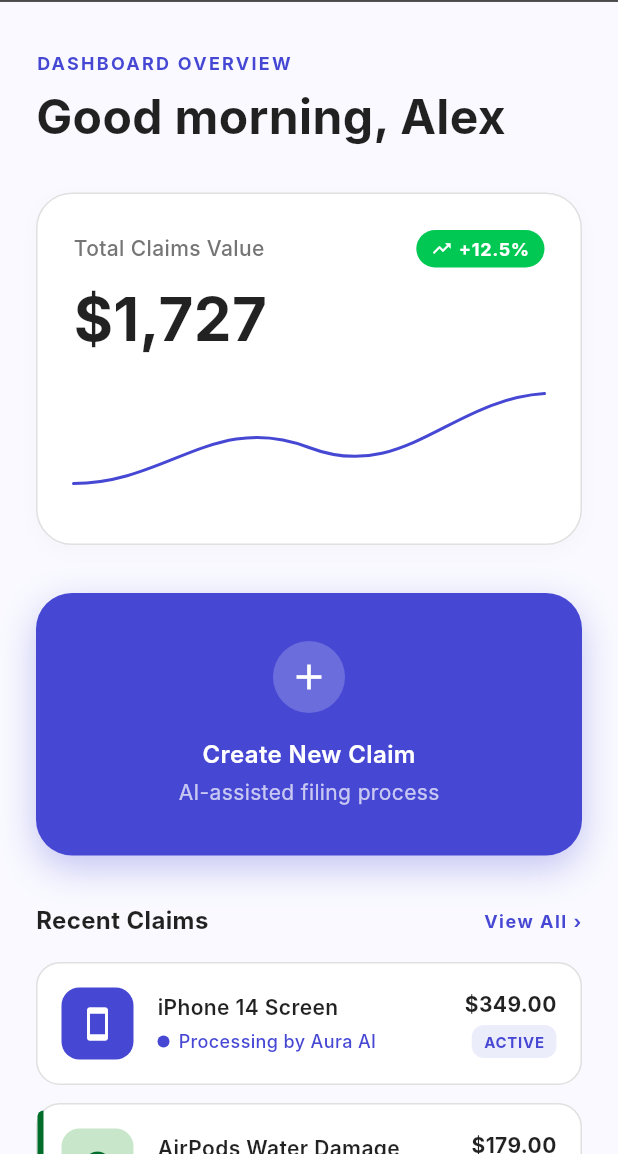
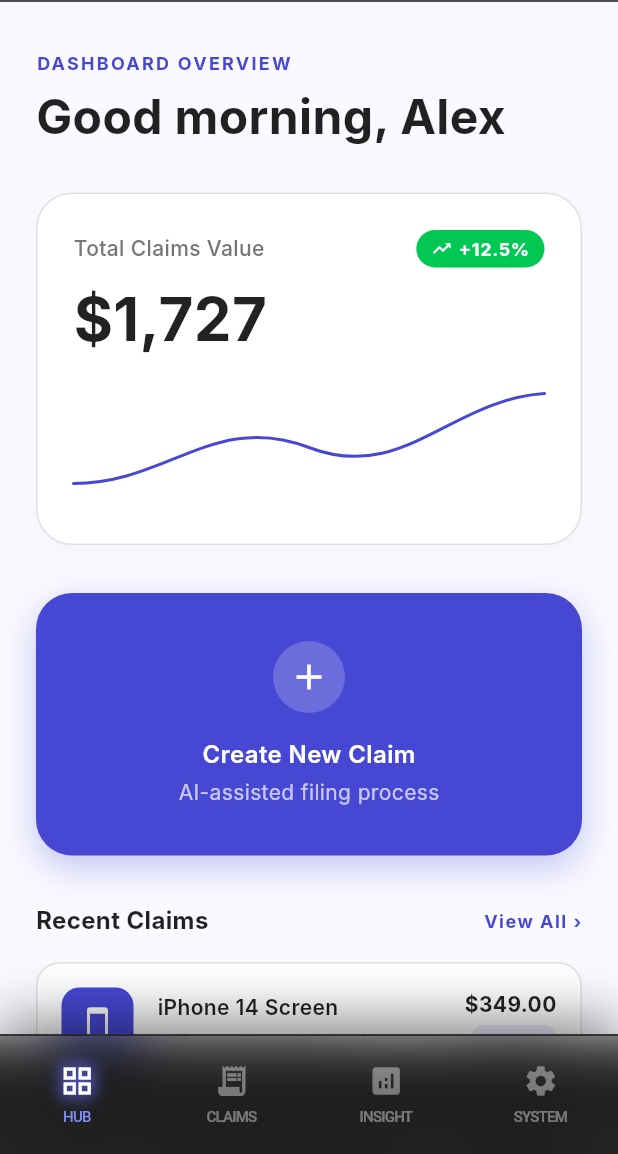
Before and after one commit to arguspermono/mobile-aura-agent, a Flutter app: the HubScreen screen opened directly, on a phone screen of 412 x 824 dp, the part 82-1236 px from its top. Run offline on Flutter 3.47's test engine with Material 3 defaults, Android fonts, the light colour scheme and no system bars; Roboto replaces fonts that are missing (Inter, Space Grotesk).

Commit message:
feat: add bottom nav bar component

```diff
--- a/lib/screens/hub_screen.dart
+++ b/lib/screens/hub_screen.dart
@@ -1,5 +1,6 @@
 import 'dart:ui';
 import 'package:flutter/material.dart';
+import '../widgets/bottom_nav_bar.dart';
 import 'evidence_collection_screen.dart';
 
 class HubScreen extends StatefulWidget {
@@ -21,6 +22,8 @@ class _HubScreenState extends State<HubScreen> {
   Widget build(BuildContext context) {
     return Scaffold(
       backgroundColor: backgroundColor,
+      extendBody: true,
+      bottomNavigationBar: const AuraBottomNavBar(currentIndex: 0),
       appBar: PreferredSize(
         preferredSize: const Size.fromHeight(kToolbarHeight),
         child: ClipRect(
@@ -76,7 +79,7 @@ class _HubScreenState extends State<HubScreen> {
       ),
       body: SingleChildScrollView(
         child: Padding(
-          padding: const EdgeInsets.only(top: 32.0, left: 24.0, right: 24.0, bottom: 32.0),
+          padding: const EdgeInsets.only(top: 32.0, left: 24.0, right: 24.0, bottom: 120.0),
           child: Column(
             crossAxisAlignment: CrossAxisAlignment.start,
             children: [
--- a/lib/screens/notifications_screen.dart
+++ b/lib/screens/notifications_screen.dart
@@ -1,6 +1,7 @@
 import 'dart:math';
 import 'dart:ui';
 import 'package:flutter/material.dart';
+import '../widgets/bottom_nav_bar.dart';
 
 class NotificationsScreen extends StatefulWidget {
   const NotificationsScreen({super.key});
@@ -25,6 +26,8 @@ class _NotificationsScreenState extends State<NotificationsScreen> {
   Widget build(BuildContext context) {
     return Scaffold(
       backgroundColor: backgroundColor,
+      extendBody: true,
+      bottomNavigationBar: const AuraBottomNavBar(currentIndex: 2),
       appBar: PreferredSize(
         preferredSize: const Size.fromHeight(kToolbarHeight),
         child: ClipRect(
@@ -84,7 +87,7 @@ class _NotificationsScreenState extends State<NotificationsScreen> {
       ),
       body: SingleChildScrollView(
         child: Padding(
-          padding: const EdgeInsets.only(top: 32.0, left: 24.0, right: 24.0, bottom: 32.0),
+          padding: const EdgeInsets.only(top: 32.0, left: 24.0, right: 24.0, bottom: 120.0),
           child: Column(
             crossAxisAlignment: CrossAxisAlignment.start,
             children: [
--- /dev/null
+++ b/lib/widgets/bottom_nav_bar.dart
@@ -0,0 +1,150 @@
+import 'dart:ui';
+import 'package:flutter/material.dart';
+
+import '../screens/hub_screen.dart';
+import '../screens/notifications_screen.dart';
+
+class AuraBottomNavBar extends StatelessWidget {
+  final int currentIndex;
+
+  const AuraBottomNavBar({super.key, required this.currentIndex});
+
+  void _onItemTapped(BuildContext context, int index) {
+    if (index == currentIndex) return;
+
+    if (index == 0) {
+      Navigator.pushReplacement(
+        context,
+        PageRouteBuilder(
+          pageBuilder: (_, __, ___) => const HubScreen(),
+          transitionDuration: Duration.zero,
+        ),
+      );
+    } else if (index == 2) {
+      Navigator.pushReplacement(
+        context,
+        PageRouteBuilder(
+          pageBuilder: (_, __, ___) => const NotificationsScreen(),
+          transitionDuration: Duration.zero,
+        ),
+      );
+    } else {
+      // Other screens not implemented yet
+      ScaffoldMessenger.of(context).showSnackBar(
+        SnackBar(content: Text('Screen coming soon!')),
+      );
+    }
+  }
+
+  @override
+  Widget build(BuildContext context) {
+    return Container(
+      height: 80 + MediaQuery.of(context).padding.bottom,
+      decoration: BoxDecoration(
+        color: const Color(0xFF121212).withValues(alpha: 0.9),
+        border: Border(
+          top: BorderSide(color: Colors.white.withValues(alpha: 0.1), width: 1),
+        ),
+        boxShadow: [
+          BoxShadow(
+            color: Colors.black.withValues(alpha: 0.5),
+            blurRadius: 32,
+            offset: const Offset(0, -8),
+          ),
+        ],
+      ),
+      child: ClipRect(
+        child: BackdropFilter(
+          filter: ImageFilter.blur(sigmaX: 20, sigmaY: 20), // backdrop-blur-2xl approx
+          child: Padding(
+            padding: EdgeInsets.only(bottom: MediaQuery.of(context).padding.bottom),
+            child: Row(
+              mainAxisAlignment: MainAxisAlignment.spaceAround,
+              crossAxisAlignment: CrossAxisAlignment.center,
+              children: [
+                _buildNavItem(
+                  context: context,
+                  index: 0,
+                  icon: Icons.grid_view,
+                  label: 'HUB',
+                ),
+                _buildNavItem(
+                  context: context,
+                  index: 1,
+                  icon: Icons.receipt_long,
+                  label: 'CLAIMS',
+                ),
+                _buildNavItem(
+                  context: context,
+                  index: 2,
+                  icon: Icons.analytics,
+                  label: 'INSIGHT',
+                ),
+                _buildNavItem(
+                  context: context,
+                  index: 3,
+                  icon: Icons.settings,
+                  label: 'SYSTEM',
+                ),
+              ],
+            ),
+          ),
+        ),
+      ),
+    );
+  }
+
+  Widget _buildNavItem({
+    required BuildContext context,
+    required int index,
+    required IconData icon,
+    required String label,
+  }) {
+    final bool isActive = currentIndex == index;
+    final Color itemColor = isActive ? const Color(0xFF818CF8) : Colors.white.withValues(alpha: 0.4);
+
+    return GestureDetector(
+      onTap: () => _onItemTapped(context, index),
+      behavior: HitTestBehavior.opaque,
+      child: SizedBox(
+        width: 72,
+        child: Column(
+          mainAxisAlignment: MainAxisAlignment.center,
+          children: [
+            Container(
+              decoration: isActive
+                  ? BoxDecoration(
+                      boxShadow: [
+                        BoxShadow(
+                          color: const Color(0xFF6366F1).withValues(alpha: 0.6),
+                          blurRadius: 8,
+                          spreadRadius: 0,
+                        ),
+                      ],
+                    )
+                  : null,
+              child: Icon(
+                icon,
+                color: isActive ? Colors.white : itemColor, // requested white for Hub active, but then "active item uses indigo-400"
+                // Let's use indigo-400 (#818CF8) for all active icons to be consistent, wait prompt says:
+                // "Active: white color + drop-shadow" for Hub, "Active: indigo-400 + drop-shadow" for Insight.
+                // Let's just use indigo-400 for both to be consistent with the "Active indicator: Color change only... active item uses indigo-400" rule at bottom.
+              ),
+            ),
+            const SizedBox(height: 4),
+            Text(
+              label,
+              style: TextStyle(
+                fontFamily: 'Space Grotesk',
+                fontSize: 10,
+                fontWeight: FontWeight.w500, // font-medium
+                letterSpacing: -0.5, // tracking-tighter
+                color: itemColor,
+              ),
+            ),
+          ],
+        ),
+      ),
+    );
+  }
+}
```
